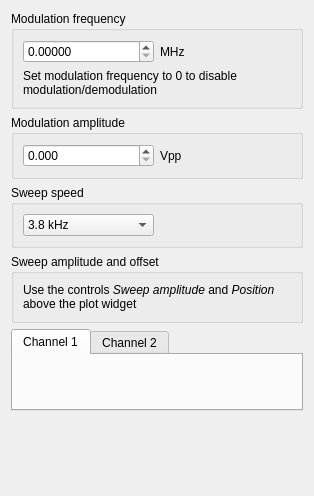
Qt form linien-gui/linien_gui/ui/modulation_sweep_panel.ui (linien-org/linien) before a commit.
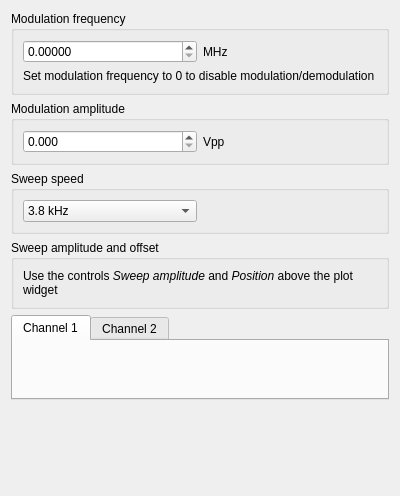
The same form after that commit. Custom widgets are drawn as their Qt base class.

Commit message: improve layout of right panel

What changed in the file:
```diff
--- a/linien-gui/linien_gui/ui/modulation_sweep_panel.ui
+++ b/linien-gui/linien_gui/ui/modulation_sweep_panel.ui
@@ -9,10 +9,22 @@
    <rect>
     <x>0</x>
     <y>0</y>
-    <width>314</width>
+    <width>400</width>
     <height>496</height>
    </rect>
   </property>
+  <property name="sizePolicy">
+   <sizepolicy hsizetype="Preferred" vsizetype="Preferred">
+    <horstretch>0</horstretch>
+    <verstretch>0</verstretch>
+   </sizepolicy>
+  </property>
+  <property name="minimumSize">
+   <size>
+    <width>350</width>
+    <height>0</height>
+   </size>
+  </property>
   <property name="windowTitle">
    <string>Form</string>
   </property>
```
The commit also changes 7 other files.
